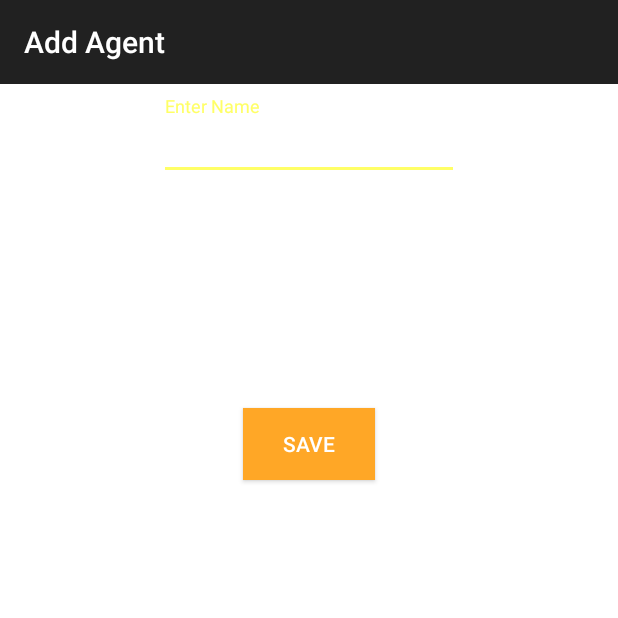
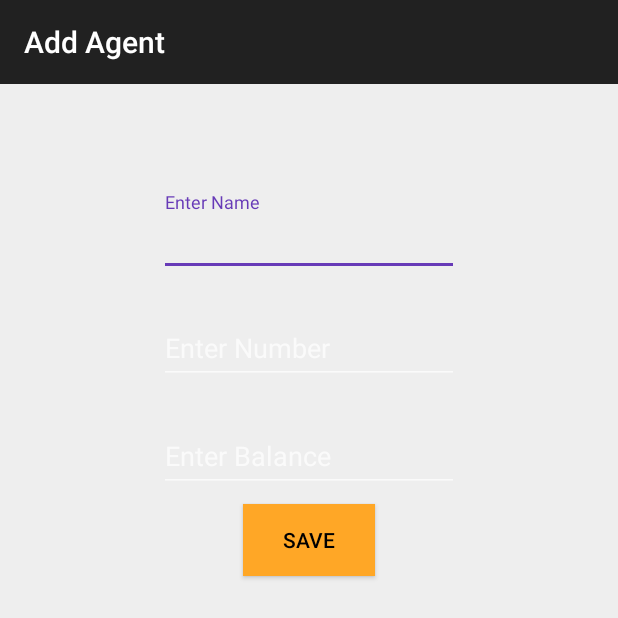
Before and after one commit to hilpitome/Wari, an Android app: the AddAgentActivity screen opened directly, with no data from a screen before it, on a phone screen of 412 x 824 dp. Shown: the top 618 px of the screen. Run offline under Robolectric (Android 15) with nearby library versions, the phone set to English and light mode, and no system bars; 1 statement that could not run was skipped.

```diff
--- a/app/build.gradle
+++ b/app/build.gradle
@@ -4,7 +4,7 @@ apply plugin: 'io.fabric'
 
 android {
     compileSdkVersion 25
-    buildToolsVersion "25.0.3"
+    buildToolsVersion '26.0.2'
     defaultConfig {
         applicationId "com.warivirtualpos.wari"
         minSdkVersion 15
--- a/app/src/main/res/layout/activity_addagent.xml
+++ b/app/src/main/res/layout/activity_addagent.xml
@@ -3,7 +3,8 @@
     xmlns:app="http://schemas.android.com/apk/res-auto"
     android:orientation="vertical"
     android:layout_width="match_parent"
-    android:layout_height="match_parent">
+    android:layout_height="match_parent"
+    android:background="@color/grey_200">
     <android.support.design.widget.AppBarLayout
         android:layout_width="match_parent"
         android:layout_height="wrap_content"
@@ -20,13 +21,14 @@
     <android.support.design.widget.TextInputLayout
         android:layout_width="match_parent"
         android:layout_height="wrap_content"
-        android:layout_marginTop="8dp"
+        android:layout_marginTop="72dp"
         android:layout_marginBottom="8dp">
         <EditText
             android:layout_width="200dp"
             android:layout_height="wrap_content"
             android:layout_gravity="center_horizontal"
             android:id="@+id/name_et"
+            android:textColor="@color/black"
             android:hint="@string/e_g_chamesou"/>
     </android.support.design.widget.TextInputLayout>
 
@@ -40,6 +42,7 @@
             android:layout_height="wrap_content"
             android:layout_gravity="center_horizontal"
             android:hint="@string/e_g_221778xxxxxx"
+            android:textColor="@color/black"
             android:id="@+id/sd_number_et"/>
     </android.support.design.widget.TextInputLayout>
     <android.support.design.widget.TextInputLayout
@@ -52,6 +55,7 @@
             android:layout_height="wrap_content"
             android:layout_gravity="center_horizontal"
             android:hint="@string/e_g_10000"
+            android:textColor="@color/black"
             android:id="@+id/sd_balance_et"/>
     </android.support.design.widget.TextInputLayout>
     <Button
@@ -59,7 +63,7 @@
         android:layout_height="wrap_content"
         android:layout_gravity="center_horizontal"
         android:background="@color/orange_400"
-        android:textColor="@color/white"
+        android:textColor="@color/black"
         android:id="@+id/add_agent_btn"
         android:text="@string/save"/>
 
--- a/app/src/main/res/values/colors.xml
+++ b/app/src/main/res/values/colors.xml
@@ -2,7 +2,7 @@
 <resources>
     <color name="colorPrimary">#212121</color>
     <color name="colorPrimaryDark">#000000</color>
-    <color name="colorAccent">#ffff66</color>
+    <color name="colorAccent">@color/deep_purple_500</color>
     <color name="windowColorBackground">#ffffff</color>
     <color name="mainActivityTitleLayoutBackground">#484848</color>
 
--- a/build.gradle
+++ b/build.gradle
@@ -9,7 +9,7 @@ buildscript {
 
     }
     dependencies {
-        classpath 'com.android.tools.build:gradle:2.3.3'
+        classpath 'com.android.tools.build:gradle:3.0.1'
         classpath 'com.google.gms:google-services:3.1.1' // google-services plugin
         classpath 'io.fabric.tools:gradle:1.24.4'
 
```
Also changed, not shown: app/src/main/AndroidManifest.xml (+1 -9 lines), app/src/main/java/com/warivirtualpos/wari/MainActivity.java (+38 -38 lines), app/src/main/java/com/warivirtualpos/wari/WithdrawalRequestDetailActivity.java (+7 -0 lines), app/src/main/java/com/warivirtualpos/wari/services/ConnectivityReceiver.java (+14 -1 lines), app/src/main/java/com/warivirtualpos/wari/services/IncomingSms.java (+2 -6 lines), app/src/main/java/com/warivirtualpos/wari/utils/DatabaseHandler.java (+52 -2 lines), gradle/wrapper/gradle-wrapper.properties.
